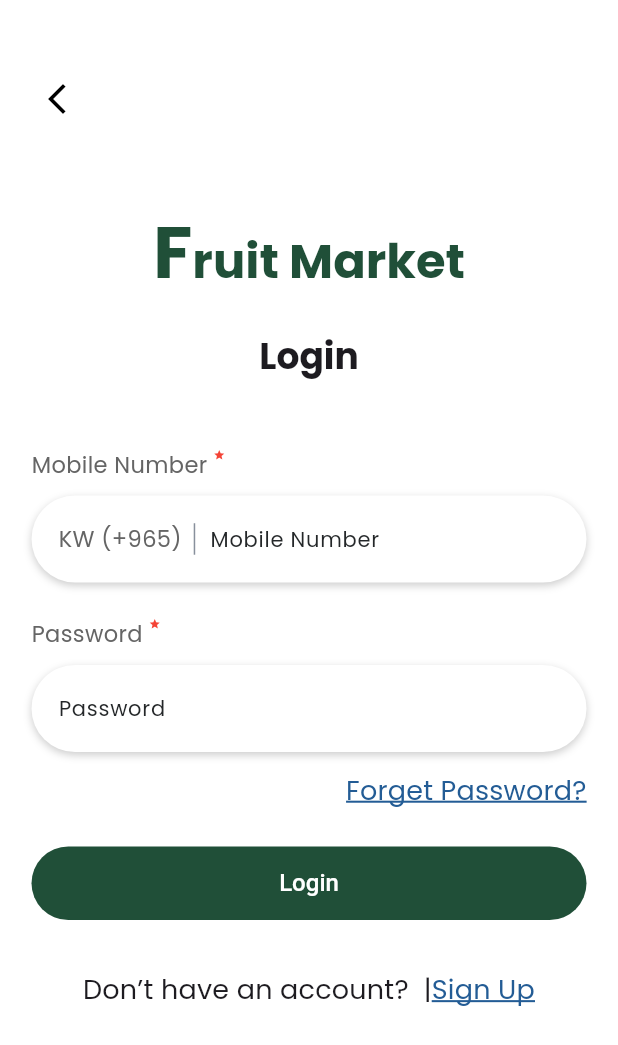
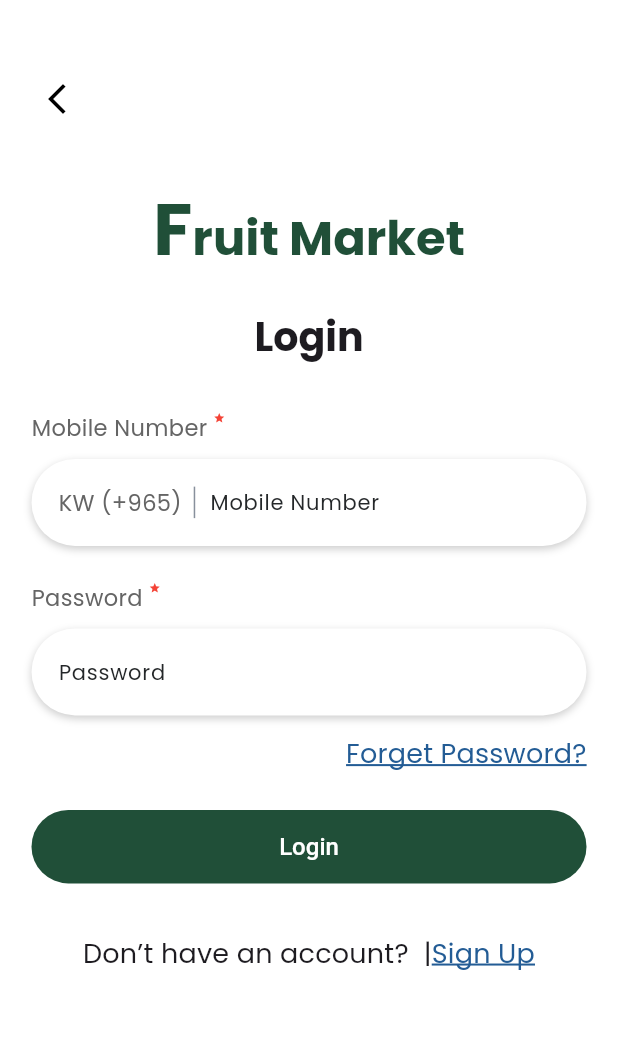
Before and after one commit to mo7ammed-hassan/fruit-market, a Flutter app: the AuthTemplate screen opened directly, on a phone screen of 412 x 824 dp. Shown: the top 1045 px of the screen. Run offline on Flutter 3.47's test engine with Material 3 defaults, Android fonts, the phone set to English and light mode, and no system bars; our stand-ins replace flutter_bloc, flutter_svg, get_it, intl_phone_number_input, shared_preferences; accounts and stored records are empty.

Commit message:
refactore(aut)

```diff
--- a/lib/common/templates/auth_template.dart
+++ b/lib/common/templates/auth_template.dart
@@ -5,6 +5,7 @@ import 'package:fruit_market/core/constants/app_sizes.dart';
 import 'package:fruit_market/core/models/auth_switch_data.dart';
 import 'package:fruit_market/core/utils/device/device_utils.dart';
 import 'package:fruit_market/core/utils/device/extensions/navigation_extension.dart';
+import 'package:fruit_market/core/utils/responsive/widgets/responsive_text.dart';
 
 /// A reusable authentication screen template widget.
 ///
@@ -52,6 +53,7 @@ class AuthTemplate extends StatelessWidget {
     this.switchData,
     this.backIcon,
     this.spaceAfterContent = 0.075,
+    this.spaceBeforeContent = 0.04,
     this.backSceenRoute,
   });
 
@@ -85,6 +87,7 @@ class AuthTemplate extends StatelessWidget {
   ///
   /// Defaults to `0.075` (7.5% of the screen height).
   final double spaceAfterContent;
+  final double spaceBeforeContent;
 
   final String? backSceenRoute;
 
@@ -115,7 +118,7 @@ class AuthTemplate extends StatelessWidget {
                 ),
               ),
             ),
-          const SizedBox(height: AppSizes.authSpaceItem * 2),
+          SizedBox(height: DeviceUtils.screenHeight(context) * 0.04),
 
           // Main content padding
           Padding(
@@ -129,8 +132,14 @@ class AuthTemplate extends StatelessWidget {
                 const SizedBox(height: AppSizes.authSpaceItem),
 
                 // Page title
-                Text(title, style: Theme.of(context).textTheme.headlineSmall),
-                SizedBox(height: DeviceUtils.screenHeight(context) * 0.055),
+                ResponsiveText(
+                  title,
+                  baseStyle: Theme.of(context).textTheme.headlineSmall,
+                ),
+                SizedBox(
+                  height:
+                      DeviceUtils.screenHeight(context) * spaceBeforeContent,
+                ),
 
                 // Screen-specific content
                 content,
```
Also changed, not shown: lib/features/auth/presentation/screens/welcome_screen.dart (+14 -19 lines).
